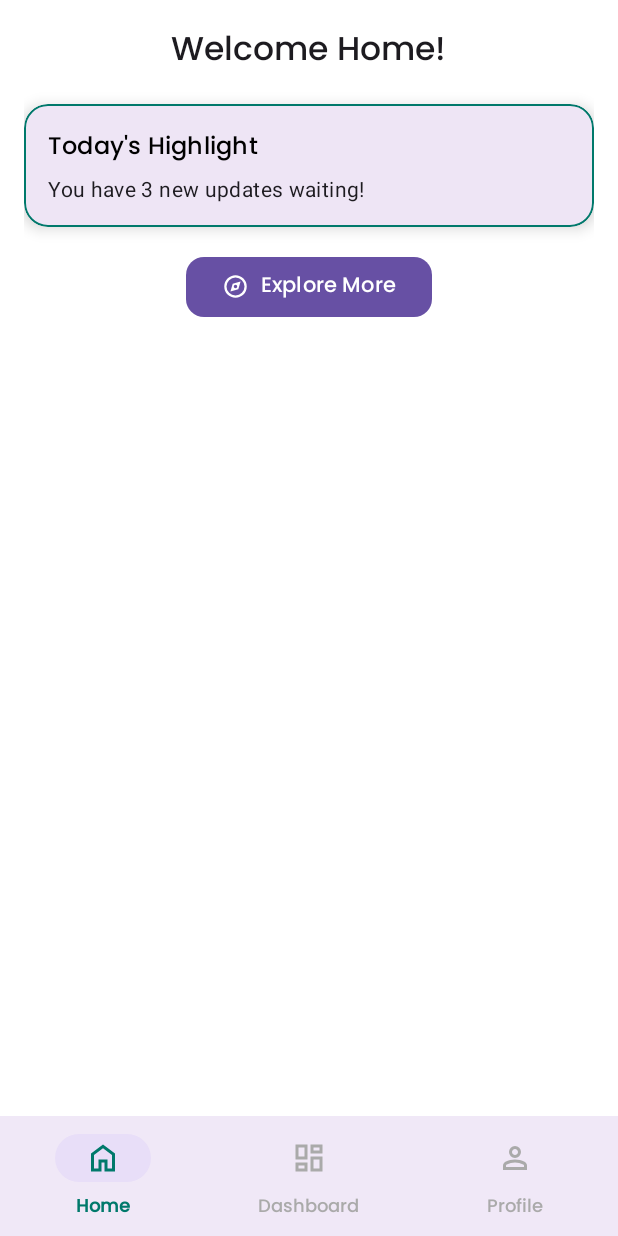
After one commit to shrey-royal/25_Android_GNR, an Android app: the Frags screen opened directly, with no data from a screen before it, on a phone screen of 412 x 824 dp. The commit adds this screen. Run offline under Robolectric (Android 15) with nearby library versions, the phone set to English and light mode, and no system bars.

Commit message:
fragments

```diff
--- /dev/null
+++ b/Pro0/app/src/main/java/com/royal/pro0/Frags.java
@@ -0,0 +1,47 @@
+package com.royal.pro0;
+
+import android.os.Bundle;
+
+import androidx.appcompat.app.AppCompatActivity;
+import androidx.fragment.app.Fragment;
+
+import com.google.android.material.bottomnavigation.BottomNavigationView;
+
+public class Frags extends AppCompatActivity {
+
+    @Override
+    protected void onCreate(Bundle savedInstanceState) {
+        super.onCreate(savedInstanceState);
+        setContentView(R.layout.activity_frags);
+
+        BottomNavigationView bottomNavigationView = findViewById(R.id.bottom_navigation);
+
+        if (savedInstanceState == null) {
+            getSupportFragmentManager().beginTransaction()
+                    .replace(R.id.fragment_container, new HomeFragment())
+                    .commit();
+        }
+
+        bottomNavigationView.setOnItemSelectedListener(menuItem -> {
+            Fragment selectedFragment = null;
+
+            if (menuItem.getItemId() == R.id.nav_home) {
+                selectedFragment = new HomeFragment();
+            }
+            else if (menuItem.getItemId() == R.id.nav_dashboard) {
+                selectedFragment = new DashboardFragment();
+            }
+            else if (menuItem.getItemId() == R.id.nav_profile) {
+                selectedFragment = new ProfileFragment();
+            }
+
+            if (selectedFragment != null) {
+                getSupportFragmentManager().beginTransaction()
+                        .replace(R.id.fragment_container, selectedFragment)
+                        .commit();
+            }
+
+            return true;
+        });
+    }
+}
--- /dev/null
+++ b/Pro0/app/src/main/java/com/royal/pro0/HomeFragment.java
@@ -0,0 +1,18 @@
+package com.royal.pro0;
+
+import android.os.Bundle;
+
+import androidx.fragment.app.Fragment;
+
+import android.view.LayoutInflater;
+import android.view.View;
+import android.view.ViewGroup;
+
+public class HomeFragment extends Fragment {
+    @Override
+    public View onCreateView(LayoutInflater inflater, ViewGroup container,
+                             Bundle savedInstanceState) {
+        // Inflate the layout for this fragment
+        return inflater.inflate(R.layout.fragment_home, container, false);
+    }
+}
--- /dev/null
+++ b/Pro0/app/src/main/res/color/nav_item_color.xml
@@ -0,0 +1,5 @@
+<?xml version="1.0" encoding="utf-8"?>
+<selector xmlns:android="http://schemas.android.com/apk/res/android">
+    <item android:color="@color/teal_700" android:state_checked="true" />
+    <item android:color="@android:color/darker_gray" />
+</selector>
--- /dev/null
+++ b/Pro0/app/src/main/res/drawable/dashboard_24px.xml
@@ -0,0 +1,10 @@
+<vector xmlns:android="http://schemas.android.com/apk/res/android"
+    android:width="24dp"
+    android:height="24dp"
+    android:viewportWidth="960"
+    android:viewportHeight="960"
+    android:tint="?attr/colorControlNormal">
+  <path
+      android:fillColor="@android:color/black"
+      android:pathData="M520,360L520,120L840,120L840,360L520,360ZM120,520L120,120L440,120L440,520L120,520ZM520,840L520,440L840,440L840,840L520,840ZM120,840L120,600L440,600L440,840L120,840ZM200,440L360,440L360,200L200,200L200,440ZM600,760L760,760L760,520L600,520L600,760ZM600,280L760,280L760,200L600,200L600,280ZM200,760L360,760L360,680L200,680L200,760ZM360,440L360,440L360,440L360,440ZM600,280L600,280L600,280L600,280ZM600,520L600,520L600,520L600,520ZM360,680L360,680L360,680L360,680Z"/>
+</vector>
--- /dev/null
+++ b/Pro0/app/src/main/res/drawable/explore_24px.xml
@@ -0,0 +1,10 @@
+<vector xmlns:android="http://schemas.android.com/apk/res/android"
+    android:width="24dp"
+    android:height="24dp"
+    android:viewportWidth="960"
+    android:viewportHeight="960"
+    android:tint="?attr/colorControlNormal">
+  <path
+      android:fillColor="@android:color/white"
+      android:pathData="M300,660L580,580L660,300L380,380L300,660ZM480,540Q455,540 437.5,522.5Q420,505 420,480Q420,455 437.5,437.5Q455,420 480,420Q505,420 522.5,437.5Q540,455 540,480Q540,505 522.5,522.5Q505,540 480,540ZM480,880Q397,880 324,848.5Q251,817 197,763Q143,709 111.5,636Q80,563 80,480Q80,397 111.5,324Q143,251 197,197Q251,143 324,111.5Q397,80 480,80Q563,80 636,111.5Q709,143 763,197Q817,251 848.5,324Q880,397 880,480Q880,563 848.5,636Q817,709 763,763Q709,817 636,848.5Q563,880 480,880ZM480,800Q613,800 706.5,706.5Q800,613 800,480Q800,347 706.5,253.5Q613,160 480,160Q347,160 253.5,253.5Q160,347 160,480Q160,613 253.5,706.5Q347,800 480,800ZM480,480Q480,480 480,480Q480,480 480,480Q480,480 480,480Q480,480 480,480Q480,480 480,480Q480,480 480,480Q480,480 480,480Q480,480 480,480Z"/>
+</vector>
--- /dev/null
+++ b/Pro0/app/src/main/res/drawable/home_24px.xml
@@ -0,0 +1,10 @@
+<vector xmlns:android="http://schemas.android.com/apk/res/android"
+    android:width="24dp"
+    android:height="24dp"
+    android:viewportWidth="960"
+    android:viewportHeight="960"
+    android:tint="?attr/colorControlNormal">
+  <path
+      android:fillColor="@android:color/black"
+      android:pathData="M240,760L360,760L360,520L600,520L600,760L720,760L720,400L480,220L240,400L240,760ZM160,840L160,360L480,120L800,360L800,840L520,840L520,600L440,600L440,840L160,840ZM480,490L480,490L480,490L480,490L480,490L480,490L480,490L480,490L480,490Z"/>
+</vector>
--- /dev/null
+++ b/Pro0/app/src/main/res/drawable/person_24px.xml
@@ -0,0 +1,10 @@
+<vector xmlns:android="http://schemas.android.com/apk/res/android"
+    android:width="24dp"
+    android:height="24dp"
+    android:viewportWidth="960"
+    android:viewportHeight="960"
+    android:tint="?attr/colorControlNormal">
+  <path
+      android:fillColor="@android:color/black"
+      android:pathData="M480,480Q414,480 367,433Q320,386 320,320Q320,254 367,207Q414,160 480,160Q546,160 593,207Q640,254 640,320Q640,386 593,433Q546,480 480,480ZM160,800L160,688Q160,654 177.5,625.5Q195,597 224,582Q286,551 350,535.5Q414,520 480,520Q546,520 610,535.5Q674,551 736,582Q765,597 782.5,625.5Q800,654 800,688L800,800L160,800ZM240,720L720,720L720,688Q720,677 714.5,668Q709,659 700,654Q646,627 591,613.5Q536,600 480,600Q424,600 369,613.5Q314,627 260,654Q251,659 245.5,668Q240,677 240,688L240,720ZM480,400Q513,400 536.5,376.5Q560,353 560,320Q560,287 536.5,263.5Q513,240 480,240Q447,240 423.5,263.5Q400,287 400,320Q400,353 423.5,376.5Q447,400 480,400ZM480,320Q480,320 480,320Q480,320 480,320Q480,320 480,320Q480,320 480,320Q480,320 480,320Q480,320 480,320Q480,320 480,320Q480,320 480,320ZM480,720L480,720Q480,720 480,720Q480,720 480,720Q480,720 480,720Q480,720 480,720Q480,720 480,720Q480,720 480,720Q480,720 480,720Q480,720 480,720L480,720Z"/>
+</vector>
--- /dev/null
+++ b/Pro0/app/src/main/res/layout/activity_frags.xml
@@ -0,0 +1,29 @@
+<?xml version="1.0" encoding="utf-8"?>
+<androidx.coordinatorlayout.widget.CoordinatorLayout
+    xmlns:android="http://schemas.android.com/apk/res/android"
+    xmlns:app="http://schemas.android.com/apk/res-auto"
+    xmlns:tools="http://schemas.android.com/tools"
+    android:layout_width="match_parent"
+    android:layout_height="match_parent"
+    tools:context=".Frags">
+
+    <FrameLayout
+        android:id="@+id/fragment_container"
+        android:layout_width="match_parent"
+        android:layout_height="match_parent"
+        android:background="@color/purple_500"
+        android:layout_marginBottom="56dp" />
+
+    <com.google.android.material.bottomnavigation.BottomNavigationView
+        android:id="@+id/bottom_navigation"
+        android:layout_width="match_parent"
+        android:layout_height="wrap_content"
+        android:layout_gravity="bottom"
+        android:background="?android:attr/windowBackground"
+        app:itemIconTint="@color/nav_item_color"
+        app:itemTextColor="@color/nav_item_color"
+        app:menu="@menu/bottom_nav_menu"
+        app:labelVisibilityMode="labeled"
+        app:itemTextAppearanceActive="@style/BottomNavTextAppearance"
+        app:itemTextAppearanceInactive="@style/BottomNavTextAppearance" />
+</androidx.coordinatorlayout.widget.CoordinatorLayout>
--- /dev/null
+++ b/Pro0/app/src/main/res/layout/fragment_home.xml
@@ -0,0 +1,67 @@
+<?xml version="1.0" encoding="utf-8"?>
+<ScrollView xmlns:android="http://schemas.android.com/apk/res/android"
+    xmlns:app="http://schemas.android.com/apk/res-auto"
+    xmlns:tools="http://schemas.android.com/tools"
+    android:layout_width="match_parent"
+    android:layout_height="match_parent"
+    android:padding="16dp"
+    android:background="@color/white"
+    tools:context=".HomeFragment">
+
+    <LinearLayout
+        android:layout_width="match_parent"
+        android:layout_height="wrap_content"
+        android:orientation="vertical"
+        android:gravity="center_horizontal">
+
+        <com.google.android.material.textview.MaterialTextView
+            android:layout_width="wrap_content"
+            android:layout_height="wrap_content"
+            android:text="Welcome Home!"
+            android:textAppearance="@style/TextAppearance.Material3.TitleLarge"
+            android:fontFamily="@font/poppins_medium"
+            android:layout_marginBottom="16dp" />
+
+        <com.google.android.material.card.MaterialCardView
+            android:layout_width="match_parent"
+            android:layout_height="wrap_content"
+            android:layout_marginBottom="16dp"
+            app:cardCornerRadius="16dp"
+            app:cardElevation="6dp"
+            app:strokeColor="@color/teal_700"
+            app:strokeWidth="1dp">
+
+            <LinearLayout
+                android:layout_width="match_parent"
+                android:layout_height="wrap_content"
+                android:padding="16dp"
+                android:orientation="vertical">
+
+                <TextView
+                    android:layout_width="wrap_content"
+                    android:layout_height="wrap_content"
+                    android:text="Today's Highlight"
+                    android:textAppearance="@style/TextAppearance.Material3.TitleMedium"
+                    android:fontFamily="@font/poppins_medium"
+                    android:textColor="@color/black" />
+
+                <TextView
+                    android:layout_width="wrap_content"
+                    android:layout_height="wrap_content"
+                    android:layout_marginTop="4dp"
+                    android:text="You have 3 new updates waiting!"
+                    android:textAppearance="@style/TextAppearance.Material3.BodyMedium" />
+            </LinearLayout>
+        </com.google.android.material.card.MaterialCardView>
+
+        <Button
+            android:id="@+id/btn_explore"
+            android:layout_width="wrap_content"
+            android:layout_height="wrap_content"
+            android:text="Explore More"
+            app:cornerRadius="12dp"
+            app:icon="@drawable/explore_24px"
+            app:iconGravity="textStart"
+            android:fontFamily="@font/poppins_medium" />
+    </LinearLayout>
+</ScrollView>
--- /dev/null
+++ b/Pro0/app/src/main/res/menu/bottom_nav_menu.xml
@@ -0,0 +1,17 @@
+<?xml version="1.0" encoding="utf-8"?>
+<menu xmlns:android="http://schemas.android.com/apk/res/android">
+    <item
+        android:id="@+id/nav_home"
+        android:icon="@drawable/home_24px"
+        android:title="Home" />
+
+    <item
+        android:id="@+id/nav_dashboard"
+        android:icon="@drawable/dashboard_24px"
+        android:title="Dashboard" />
+
+    <item
+        android:id="@+id/nav_profile"
+        android:icon="@drawable/person_24px"
+        android:title="Profile" />
+</menu>
--- a/Pro0/app/src/main/res/values/colors.xml
+++ b/Pro0/app/src/main/res/values/colors.xml
@@ -3,4 +3,5 @@
     <color name="black">#FF000000</color>
     <color name="white">#FFFFFFFF</color>
     <color name="purple_500">#673AB7</color>
+    <color name="teal_700">#00796B</color>
 </resources>
--- a/Pro0/app/src/main/res/values/themes.xml
+++ b/Pro0/app/src/main/res/values/themes.xml
@@ -5,5 +5,10 @@
         <!-- <item name="colorPrimary">@color/my_light_primary</item> -->
     </style>
 
+    <style name="BottomNavTextAppearance" parent="TextAppearance.AppCompat.Caption">
+        <item name="fontFamily">@font/poppins_medium</item>
+        <item name="android:textSize">12sp</item>
+    </style>
+
     <style name="Theme.Pro0" parent="Base.Theme.Pro0" />
 </resources>
```
Also changed, not shown: Pro0/app/src/main/AndroidManifest.xml (+9 -0 lines), Pro0/app/src/main/java/com/royal/pro0/DashboardFragment.java (added, +18 -0 lines), Pro0/app/src/main/java/com/royal/pro0/ProfileFragment.java (added, +18 -0 lines), Pro0/app/src/main/res/drawable/edit_24px.xml (added, +10 -0 lines), Pro0/app/src/main/res/drawable/refresh_24px.xml (added, +10 -0 lines), Pro0/app/src/main/res/layout/fragment_dashboard.xml (added, +61 -0 lines), Pro0/app/src/main/res/layout/fragment_profile.xml (added, +43 -0 lines), Pro0/app/src/main/res/values/strings.xml (+0 -9 lines).
